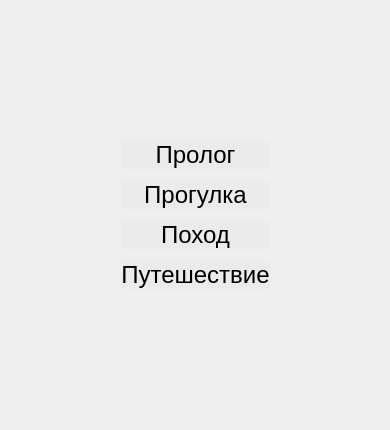
Old version of the form widget.ui in the repository Pchelovec/PollyAndLolly.
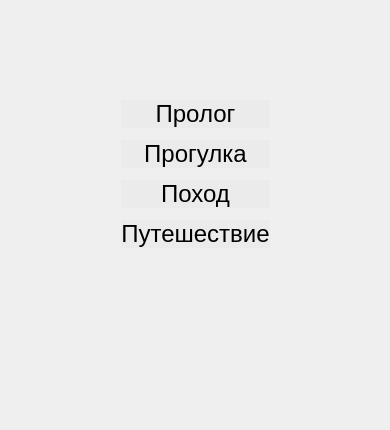
New version of the form. The open tabs and pages were chosen to show the change. Custom widgets are drawn as their Qt base class.

```diff
--- a/widget.ui
+++ b/widget.ui
@@ -176,7 +176,7 @@
            <property name="sizeHint" stdset="0">
             <size>
              <width>20</width>
-             <height>60</height>
+             <height>160</height>
             </size>
            </property>
           </spacer>
```
Left out of the diff: 2 changed lines with no effect on the pictures.
